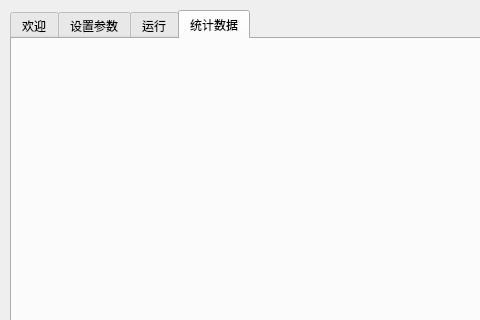
Old version of the form display.ui in the repository radoth/encoder; both pictures show x 0 to 480 and y 0 to 320 of the 1340 by 700 pixel window.
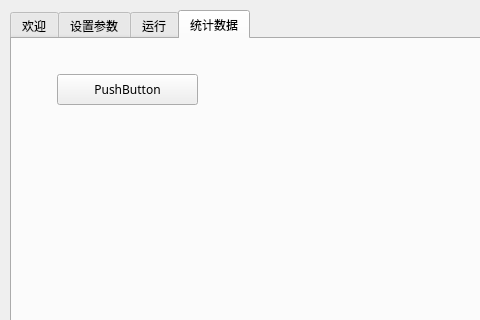
New version of the form. The open tabs and pages were chosen to show the change.

```diff
--- a/display.ui
+++ b/display.ui
@@ -2030,6 +2030,19 @@
     <attribute name="title">
      <string>统计数据</string>
     </attribute>
+    <widget class="QPushButton" name="pushButton_2">
+     <property name="geometry">
+      <rect>
+       <x>45</x>
+       <y>35</y>
+       <width>141</width>
+       <height>31</height>
+      </rect>
+     </property>
+     <property name="text">
+      <string>PushButton</string>
+     </property>
+    </widget>
    </widget>
   </widget>
   <widget class="QWidget" name="layoutWidget">
```
Left out of the diff: 2 changed lines with no effect on the pictures.
